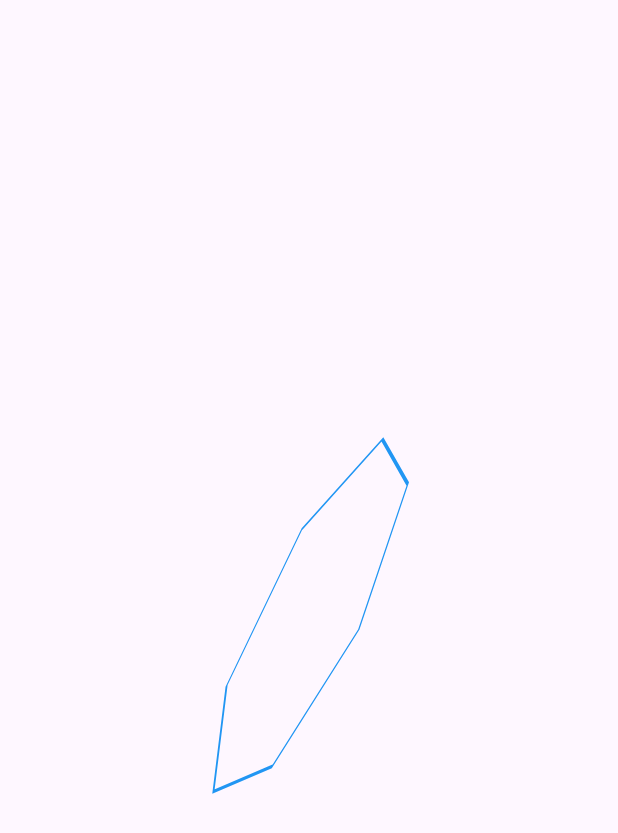
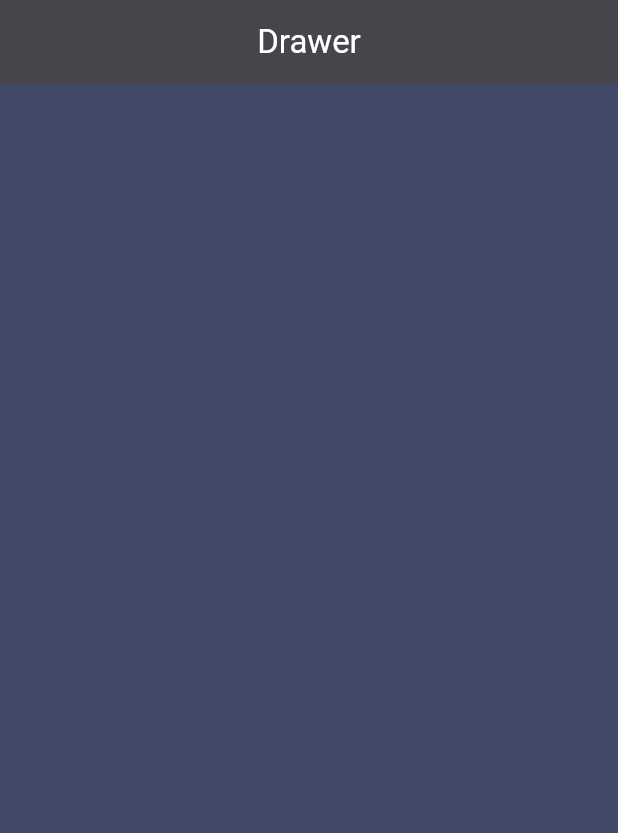
Before and after one commit to thedarkknight13/flutteranimations, a Flutter app: the screen it shows after launch, on a phone screen of 412 x 824 dp. Shown: the top 833 px of the screen. Run offline on Flutter 3.47's test engine with Material 3 defaults, Android fonts, the phone set to English and light mode, and no system bars.

Commit message:
step 9: added 3d drawer

```diff
--- /dev/null
+++ b/lib/3d_drawer/example_3d_drawer.dart
@@ -0,0 +1,155 @@
+import 'package:flutter/material.dart';
+import 'dart:math' show pi;
+
+class Example3dDrawer extends StatefulWidget {
+  const Example3dDrawer({super.key});
+
+  @override
+  State<Example3dDrawer> createState() => _Example3dDrawerState();
+}
+
+class _Example3dDrawerState extends State<Example3dDrawer> {
+  @override
+  Widget build(BuildContext context) {
+    return MyDrawer(
+      drawer: Material(
+        child: Container(
+          color: const Color(0xff24283b),
+          child: ListView.builder(
+            padding: const EdgeInsets.only(left: 80, top: 100),
+            itemCount: 20,
+            itemBuilder: (context, index) {
+              return ListTile(
+                title: Text(
+                  'Item $index',
+                  style: TextStyle(color: Colors.white),
+                ),
+              );
+            },
+          ),
+        ),
+      ),
+      child: Scaffold(
+        appBar: AppBar(
+          title: Center(
+            child: Text(
+              "Drawer",
+              style: TextStyle(color: Colors.white),
+            ),
+          ),
+          backgroundColor: Colors.grey[800],
+          elevation: 10,
+        ),
+        body: Container(
+          color: const Color(0xff414868),
+        ),
+      ),
+    );
+  }
+}
+
+class MyDrawer extends StatefulWidget {
+  final Widget child;
+  final Widget drawer;
+
+  const MyDrawer({
+    super.key,
+    required this.child,
+    required this.drawer,
+  });
+
+  @override
+  State<MyDrawer> createState() => _MyDrawerState();
+}
+
+class _MyDrawerState extends State<MyDrawer> with TickerProviderStateMixin {
+  late AnimationController _xControllerForChild;
+  late Animation<double> _yRotationAnimationForChild;
+
+  late AnimationController _xControllerForDrawer;
+  late Animation<double> _yRotationAnimationForDrawer;
+
+  @override
+  void initState() {
+    super.initState();
+    _xControllerForChild = AnimationController(
+      vsync: this,
+      duration: const Duration(milliseconds: 500),
+    );
+    _yRotationAnimationForChild = Tween<double>(
+      begin: 0,
+      end: -pi / 2,
+    ).animate(_xControllerForChild);
+
+    _xControllerForDrawer = AnimationController(
+      vsync: this,
+      duration: const Duration(milliseconds: 500),
+    );
+    _yRotationAnimationForDrawer = Tween<double>(
+      begin: pi / 2.7,
+      end: 0,
+    ).animate(_xControllerForDrawer);
+  }
+
+  @override
+  void dispose() {
+    _xControllerForChild.dispose();
+    _xControllerForDrawer.dispose();
+    super.dispose();
+  }
+
+  @override
+  Widget build(BuildContext context) {
+    final screenWidth = MediaQuery.of(context).size.width;
+    final maxDrag = screenWidth * 0.8;
+    return GestureDetector(
+      onHorizontalDragUpdate: (details) {
+        final delta = details.delta.dx / maxDrag;
+        _xControllerForChild.value += delta;
+        _xControllerForDrawer.value += delta;
+      },
+      onHorizontalDragEnd: (details) {
+        if (_xControllerForChild.value < 0.5) {
+          _xControllerForChild.reverse();
+          _xControllerForDrawer.reverse();
+        } else {
+          _xControllerForChild.forward();
+          _xControllerForDrawer.forward();
+        }
+      },
+      child: AnimatedBuilder(
+        animation: Listenable.merge([
+          _xControllerForChild,
+          _xControllerForDrawer,
+        ]),
+        builder: (context, child) {
+          return Stack(
+            children: [
+              Container(
+                color: const Color(0xff1a1b26),
+              ),
+              Transform(
+                alignment: Alignment.centerLeft,
+                transform: Matrix4.identity()
+                  ..setEntry(3, 2, 0.001)
+                  ..translate(_xControllerForChild.value * maxDrag)
+                  ..rotateY(_yRotationAnimationForChild.value),
+                child: widget.child,
+              ),
+              Transform(
+                alignment: Alignment.centerRight,
+                transform: Matrix4.identity()
+                  ..setEntry(3, 2, 0.001)
+                  ..translate(
+                    -screenWidth + _xControllerForDrawer.value * maxDrag,
+                  )
+                  ..rotateY(_yRotationAnimationForDrawer.value),
+                child: widget.drawer,
+              ),
+            ],
+          );
+        },
+      ),
+    );
+  }
+}
--- a/lib/main.dart
+++ b/lib/main.dart
@@ -1,5 +1,5 @@
 import 'package:flutter/material.dart';
-import 'package:flutteranimations/polygons/polygons.dart';
+import 'package:flutteranimations/3d_drawer/example_3d_drawer.dart';
 
 void main() {
   runApp(const MyApp());
@@ -17,7 +17,7 @@ class MyApp extends StatelessWidget {
         colorScheme: ColorScheme.fromSeed(seedColor: Colors.deepPurple),
         useMaterial3: true,
       ),
-      home: Polygons(),
+      home: Example3dDrawer(),
     );
   }
 }
```
